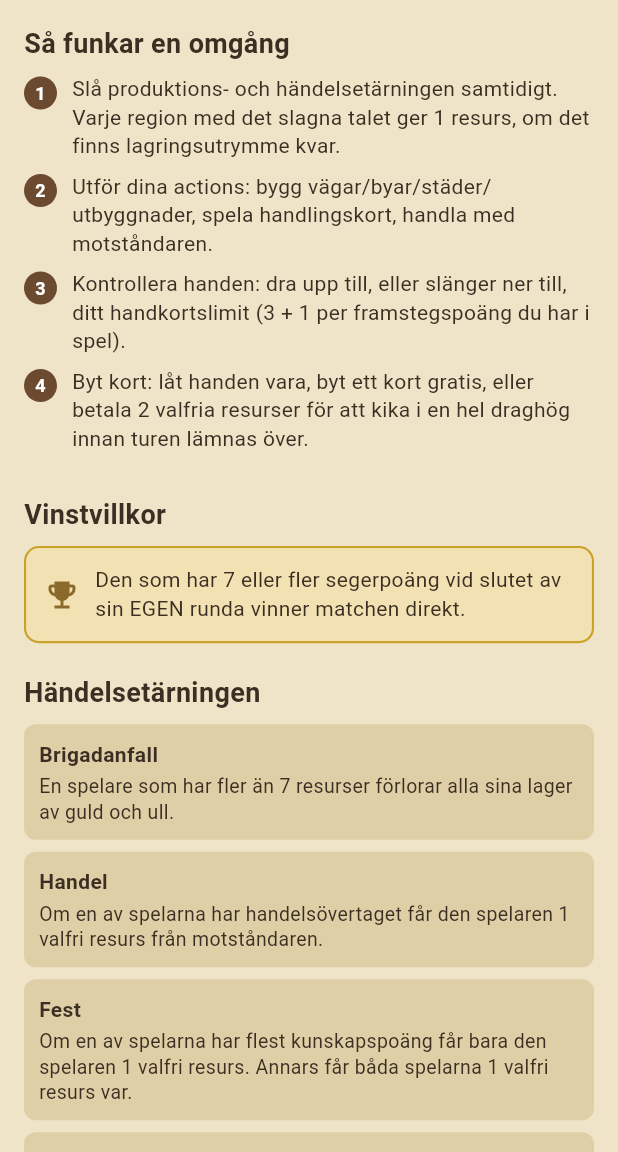
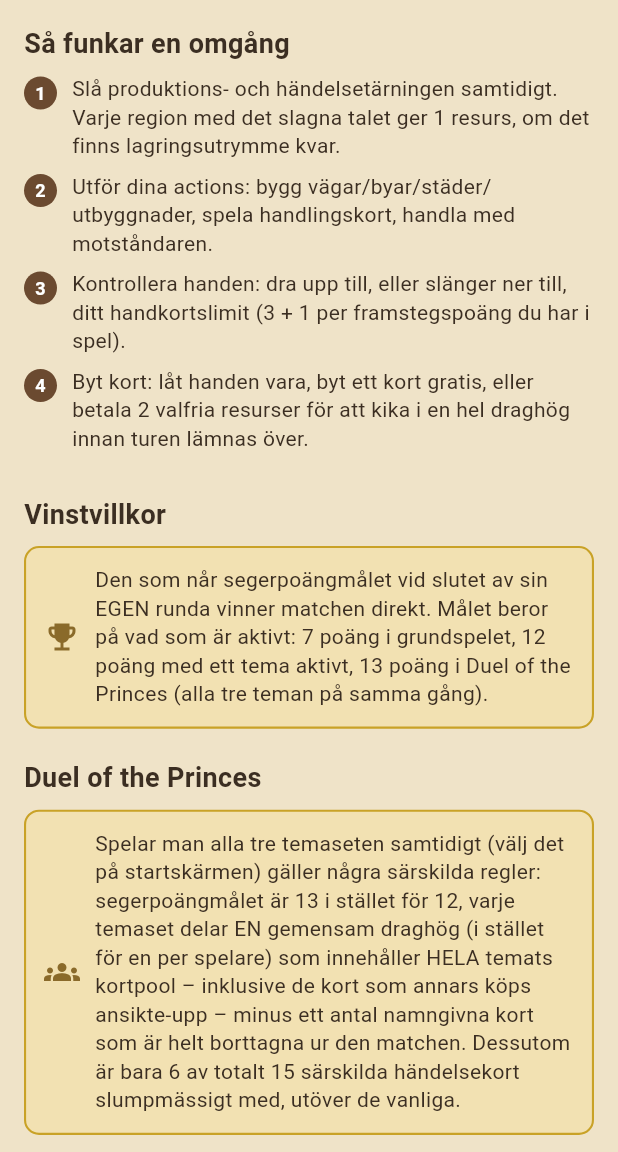
Before and after one commit to KKandenas/CatanRivals, a Flutter app: the RulesScreen screen opened directly, on a phone screen of 412 x 824 dp, the part 84-1236 px from its top. Run offline on Flutter 3.47's test engine with Material 3 defaults, Android fonts, the phone set to English and light mode, and no system bars; our stand-ins replace firebase_core, firebase_database, flutter_riverpod, web; accounts and stored records are empty.

Commit message:
Uppdatera regelsidan: temaseten är riktigt spelbara, inte "under granskning"
Regelsidan hade hunnit bli inaktuell jämfört med vad appen faktiskt
kan göra:

- Temasetens sektioner (Gulderan/Utvecklingens tid/Oroligheternas tid)
  beskrevs som "Under granskning – inte med i själva spelet ännu",
  trots att alla tre går att välja direkt från startskärmen sedan
  länge, enskilt eller tillsammans.
- Vinstvillkoret var hårdkodat till "7 eller fler segerpoäng", men
  målet är dynamiskt: 7 i grundspelet, 12 med ett tema aktivt, 13 i
  Duel of the Princes.
- Duel of the Princes (alla tre teman samtidigt) nämndes inte alls,
  trots att det är ett eget, ganska särpräglat spelläge.
- Passade också på att fixa en inaktuell kommentar om att
  Oroligheternas tid saknade en egen baksidesbild – den finns sedan
  ett tag (era_turmoil.webp).

Co-Authored-By: Claude Sonnet 5 <noreply@anthropic.com>
Claude-Session: https://claude.ai/code/session_0115m1FMsdG2ymi2Qi1RuGm4

```diff
--- a/lib/ui/screens/rules_screen.dart
+++ b/lib/ui/screens/rules_screen.dart
@@ -20,14 +20,14 @@ import '../widgets/card_detail_dialog.dart';
 /// Längst ner finns temaseten (Gulderan/"The Era of Gold",
 /// Utvecklingens tid/"The Era of Progress" och Oroligheternas tid/
 /// "The Era of Turmoil"), var och en i en egen, tydligt avgränsad
-/// sektion – de är BARA med här för granskning (rätt kort/text/bilder)
-/// innan de eventuellt vävs in i själva spelet, se [_EraSection]. Kort
-/// utan en riktig bild ännu visas med en tydlig "Bild saknas"-
-/// platshållare (se [_CardTile]) i stället för att tyst falla tillbaka
-/// till en generisk brun ruta. Oroligheternas tid har ännu ingen egen
-/// baksidesbild (till skillnad från de två andra, se
-/// [CatanAssets.backEraTurmoil]) – den sektionen visar tills vidare
-/// bara den äldre, generiska platshållarbilden i rubrikens tumnagel.
+/// sektion – fullständiga kortkataloger för respektive tema, se
+/// [_EraSection]. Alla tre går att välja direkt från startskärmen
+/// (LobbyScreen), enskilt eller tillsammans (Duel of the Princes, se
+/// [DuelOfThePrincesSetup]-klassdoc) – de är alltså riktigt spelbart
+/// innehåll, inte bara en förhandsgranskning. Kort som ändå saknar en
+/// riktig bild visas med en tydlig "Bild saknas"-platshållare (se
+/// [_CardTile]) i stället för att tyst falla tillbaka till en generisk
+/// brun ruta.
 ///
 /// Nås via [RulesButton] (uppe till vänster) både på startskärmen
 /// (lobby_screen.dart) och under själva spelet (game_board_screen.dart).
@@ -71,8 +71,26 @@ class RulesScreen extends StatelessWidget {
           const _InfoCard(
             icon: Icons.emoji_events,
             text:
-                'Den som har 7 eller fler segerpoäng vid slutet av sin '
-                'EGEN runda vinner matchen direkt.',
+                'Den som når segerpoängmålet vid slutet av sin EGEN runda '
+                'vinner matchen direkt. Målet beror på vad som är aktivt: '
+                '7 poäng i grundspelet, 12 poäng med ett tema aktivt, 13 '
+                'poäng i Duel of the Princes (alla tre teman på samma '
+                'gång).',
+          ),
+          const SizedBox(height: 20),
+          const _SectionHeader('Duel of the Princes'),
+          const _InfoCard(
+            icon: Icons.groups,
+            text:
+                'Spelar man alla tre temaseten samtidigt (välj det på '
+                'startskärmen) gäller några särskilda regler: '
+                'segerpoängmålet är 13 i stället för 12, varje temaset '
+                'delar EN gemensam draghög (i stället för en per spelare) '
+                'som innehåller HELA temats kortpool – inklusive de kort '
+                'som annars köps ansikte-upp – minus ett antal namngivna '
+                'kort som är helt borttagna ur den matchen. Dessutom är '
+                'bara 6 av totalt 15 särskilda händelsekort slumpmässigt '
+                'med, utöver de vanliga.',
           ),
           const SizedBox(height: 20),
           const _SectionHeader('Händelsetärningen'),
@@ -361,8 +379,8 @@ class _EraGroup {
 
 /// Ett helt temaset (t.ex. Gulderan/"The Era of Gold"), tydligt
 /// avgränsat från grundspelet: en guldkantad rubrik med kortbaksidan,
-/// en granskningsnotis, kortgrupperna (se [_EraGroup]/[_CardGroup]),
-/// och till sist en lista på de kort som ÅTERANVÄNDS rakt av från
+/// kortgrupperna (se [_EraGroup]/[_CardGroup]), och till sist en lista
+/// på de kort som ÅTERANVÄNDS rakt av från
 /// grundspelet (bara fler fysiska kopior i det här setets stapel, se
 /// t.ex. [EraOfGoldCards]s egen doc-kommentar) – de får ingen egen
 /// kortruta här (det vore bara en dubblett av grundspelets), bara
@@ -428,10 +446,11 @@ class _EraSection extends StatelessWidget {
         ),
         const SizedBox(height: 8),
         const _InfoCard(
-          icon: Icons.construction,
+          icon: Icons.collections_bookmark,
           text:
-              'Under granskning – inte med i själva spelet ännu. Kort utan '
-              'en riktig bild visas med "Bild saknas" nedan.',
+              'Fullständig kortkatalog för det här temasetet – välj det '
+              'på startskärmen för att spela med det. Kort som ändå '
+              'saknar en riktig bild visas med "Bild saknas" nedan.',
         ),
         const SizedBox(height: 14),
         for (final group in groups)
@@ -546,9 +565,9 @@ class _CardTile extends StatelessWidget {
                           CatanAssets.resolveCardImage(card),
                           fit: BoxFit.cover,
                           // Tydlig "saknas"-platshållare (i stället för en
-                          // tyst, tom brun ruta) – hela poängen med
-                          // regelsidan för ett temaset under granskning är
-                          // att just det här ska synas i ögonvrån.
+                          // tyst, tom brun ruta) – ett eventuellt saknat
+                          // kort ska synas i ögonvrån här, inte upptäckas
+                          // först mitt i en match.
                           errorBuilder: (context, error, stackTrace) =>
                               Container(
                             color: CatanColors.parchmentDark,
```
Also changed, not shown: 1 other file.
